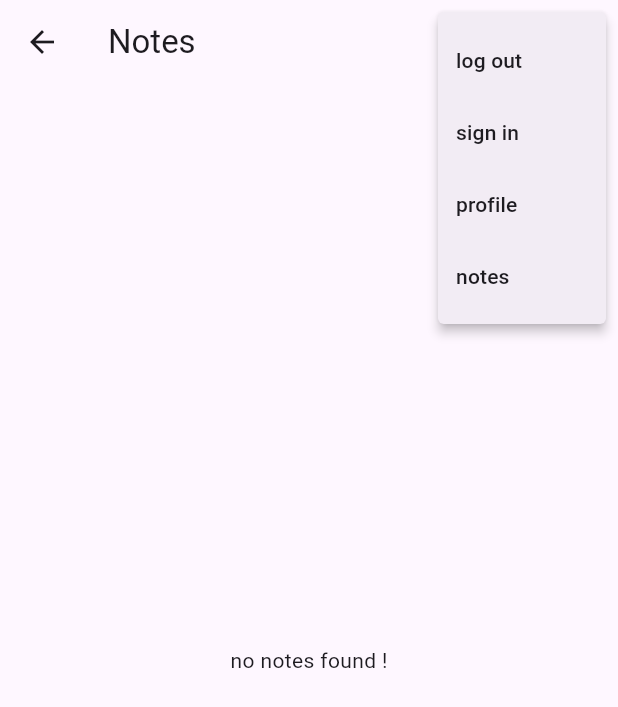
After one commit to AniketBamane/mynotes, a Flutter app: the notesView screen opened by its route, after a tap on the "more vert" icon, on a phone screen of 412 x 824 dp. The commit adds this screen. Shown: the top 707 px of the screen. Run offline on Flutter 3.47's test engine with Material 3 defaults, Android fonts, the phone set to English and light mode, and no system bars; our stand-ins replace firebase_auth, firebase_core; accounts and stored records are empty; network calls fail.

```diff
--- /dev/null
+++ b/lib/pages/homepage.dart
@@ -0,0 +1,94 @@
+import 'dart:developer' as devtools show log;
+import 'package:firebase_auth/firebase_auth.dart';
+import 'package:flutter/material.dart';
+import 'package:mynotes/constants.dart';
+
+class notesView extends StatefulWidget {
+  const notesView({super.key});
+
+  @override
+  State<notesView> createState() => _notesViewState();
+}
+
+enum menuitem {
+  logout,
+  signin,
+  profile,
+  notes,
+}
+
+class _notesViewState extends State<notesView> {
+  @override
+  Widget build(BuildContext context) {
+    return Scaffold(
+      appBar: AppBar(
+        title:const  Text('Notes'),
+        actions: [
+          PopupMenuButton<menuitem>(
+            onSelected: (value) async {
+              switch (value) {
+                case menuitem.logout:
+                  final shouldlogout = await logoutwindow(context);
+                  devtools.log(shouldlogout.toString());
+                  if(shouldlogout == true) {
+                    await FirebaseAuth.instance.signOut();
+                    Navigator.of(context).pushNamedAndRemoveUntil(loginRoute, (_) =>false);
+                  }
+                case menuitem.signin:
+                  break;
+                case menuitem.profile:
+                  break;
+                case menuitem.notes:
+                  break;
+              }
+            },
+            itemBuilder: (context) => const [
+              PopupMenuItem<menuitem>(
+                value: menuitem.logout,
+                child: Text('log out'),
+              ),
+              PopupMenuItem<menuitem>(
+                value: menuitem.signin,
+                child: Text('sign in'),
+              ),
+              PopupMenuItem<menuitem>(
+                value: menuitem.profile,
+                child: Text('profile'),
+              ),
+              PopupMenuItem<menuitem>(
+                value: menuitem.notes,
+                child: Text('notes'),
+              ),
+            ],
+          )
+        ],
+      ),
+      body: const Center(
+        child: Text('no notes found !'),
+      ),
+    );
+  }
+}
+
+Future<bool> logoutwindow(BuildContext context) {
+  return showDialog<bool>(
+      context: context,
+      builder: (context) => AlertDialog(
+            title: const Text('log out'),
+            content: const Text('do you really want to log out !'),
+            actions: [
+              TextButton(
+                onPressed: () {
+                  Navigator.of(context).pop(false);
+                },
+                child: const Text("cancel"),
+              ),
+              TextButton(
+                onPressed: () {
+                  Navigator.of(context).pop(true);
+                },
+                child: const Text("log out"),
+              ),
+            ],
+          )).then((value) => value ?? false);
+}
```
Also changed, not shown: lib/constants.dart (added, +23 -0 lines), lib/main.dart (+17 -11 lines), lib/pages/loginpage.dart (+16 -8 lines), lib/pages/registerationpage.dart (+11 -7 lines).
